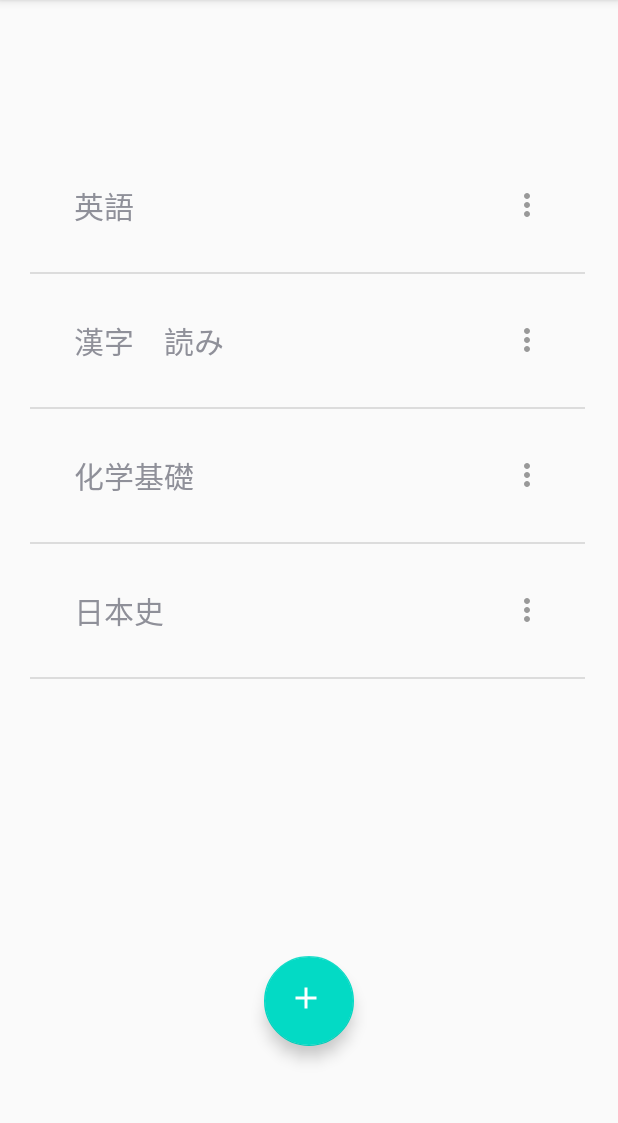
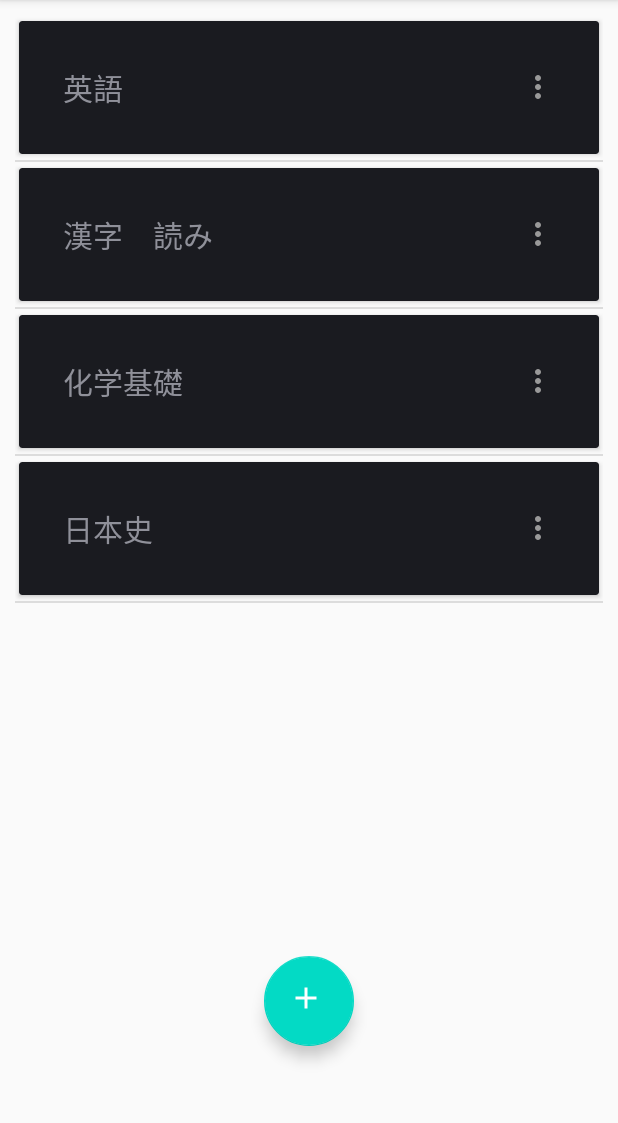
Before and after one commit to f19ba073/GraduaionResearch_13, an Android app: the VocabularyBookActivity screen opened directly, with no data from a screen before it, on a phone screen of 412 x 824 dp, the part 84-1207 px from its top. Run offline under Robolectric (Android 15) with nearby library versions, the phone set to English and light mode, and no system bars.

Commit message:
listviewの見た目を変更しました

```diff
--- a/app/src/main/java/com/example/graduaionresearch_13/MainActivity.java
+++ b/app/src/main/java/com/example/graduaionresearch_13/MainActivity.java
@@ -38,7 +38,7 @@ public class MainActivity extends AppCompatActivity {
         progressBar.setProgress((int)tree.getTreeRate());
 
         TextView treeCount = findViewById(R.id.tree_count_text);
-        treeCount.setText("×" + tree.getTreeCount());
+        treeCount.setText(" × " + tree.getTreeCount());
 
         final Button start_button = findViewById(R.id.start_button);
         start_button.setOnClickListener(new View.OnClickListener() {
--- a/app/src/main/res/layout/problem_list.xml
+++ b/app/src/main/res/layout/problem_list.xml
@@ -10,6 +10,7 @@
         android:id="@+id/problem_listView"
         android:layout_width="match_parent"
         android:layout_height="match_parent"
+        android:layout_margin="10dp"
         android:dividerHeight="1dp">
 
     </ListView>
--- a/app/src/main/res/layout/vocabulary_book_list.xml
+++ b/app/src/main/res/layout/vocabulary_book_list.xml
@@ -9,13 +9,9 @@
 
     <ListView
         android:id="@+id/listView"
-        android:layout_width="370dp"
-        android:layout_height="657dp"
-        android:layout_marginStart="20dp"
-        android:layout_marginLeft="20dp"
-        android:layout_marginTop="74dp"
-        android:layout_marginEnd="20dp"
-        android:layout_marginRight="20dp"
+        android:layout_width="match_parent"
+        android:layout_height="match_parent"
+        android:layout_margin="10dp"
         app:layout_constraintBottom_toBottomOf="parent"
         app:layout_constraintEnd_toEndOf="parent"
         app:layout_constraintHorizontal_bias="0.0"
--- a/app/src/main/res/layout/vocabularybook_row.xml
+++ b/app/src/main/res/layout/vocabularybook_row.xml
@@ -4,6 +4,12 @@
     android:layout_height="wrap_content"
     android:orientation="horizontal"
     android:descendantFocusability="blocksDescendants">
+
+    <androidx.cardview.widget.CardView
+        xmlns:app="http://schemas.android.com/apk/res-auto"
+        android:layout_width="match_parent"
+        android:layout_height="wrap_content"
+        app:cardUseCompatPadding="true">
 
         <LinearLayout
             android:layout_width="match_parent"
@@ -37,5 +43,5 @@
                  />
 
         </LinearLayout>
-
+    </androidx.cardview.widget.CardView>
 </RelativeLayout>
```
Also changed, not shown: app/src/main/res/layout/problem_row.xml (+10 -2 lines). Lines whose indentation alone changed are shown as unchanged.
